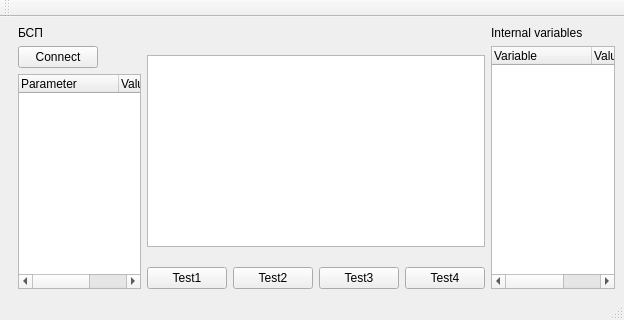
This is PIgGui/mainwindow.ui in BerZerKku/CPP_PIgPC as Qt 5 draws it before an edit. The edited form follows.
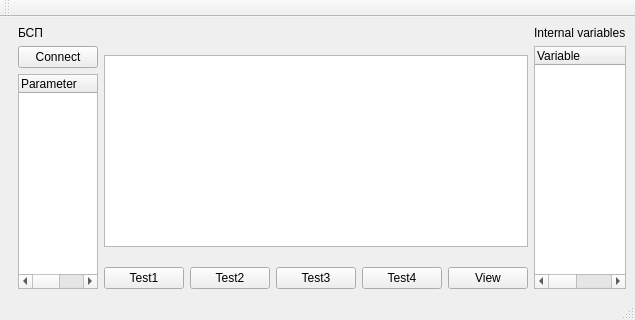
This is the edited form. Custom widgets are drawn as their Qt base class.

Diff of the .ui file:
```diff
--- a/PIgGui/mainwindow.ui
+++ b/PIgGui/mainwindow.ui
@@ -142,6 +142,13 @@
           </property>
          </widget>
         </item>
+        <item>
+         <widget class="QPushButton" name="pbView">
+          <property name="text">
+           <string>View</string>
+          </property>
+         </widget>
+        </item>
        </layout>
       </item>
      </layout>
```
